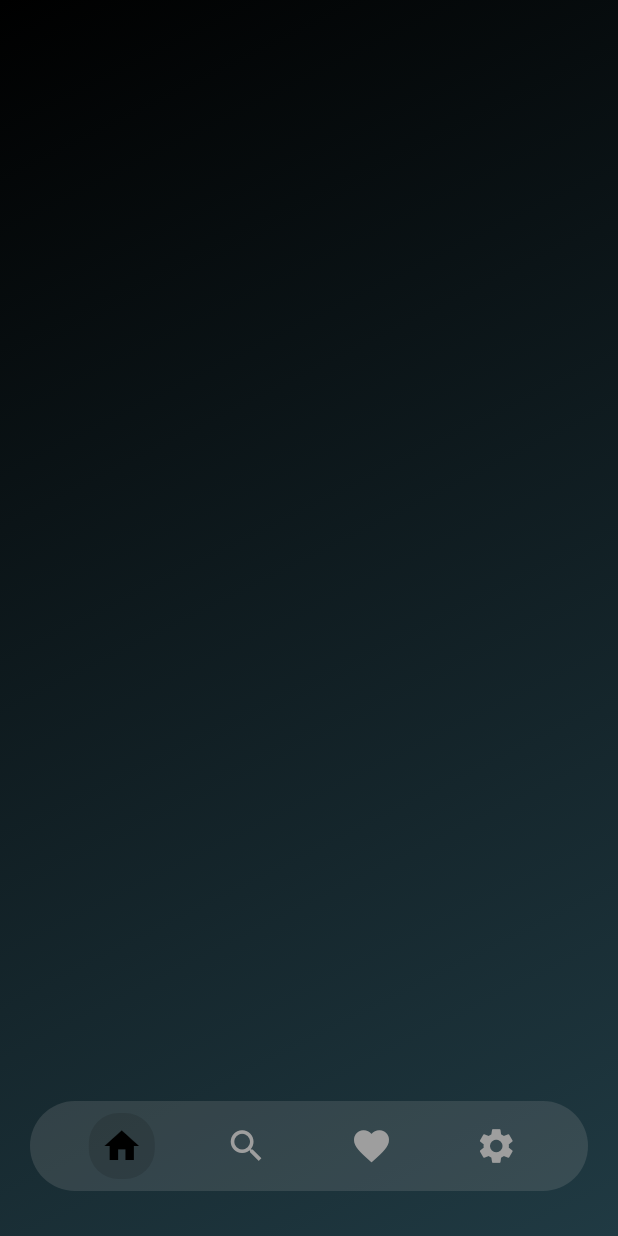
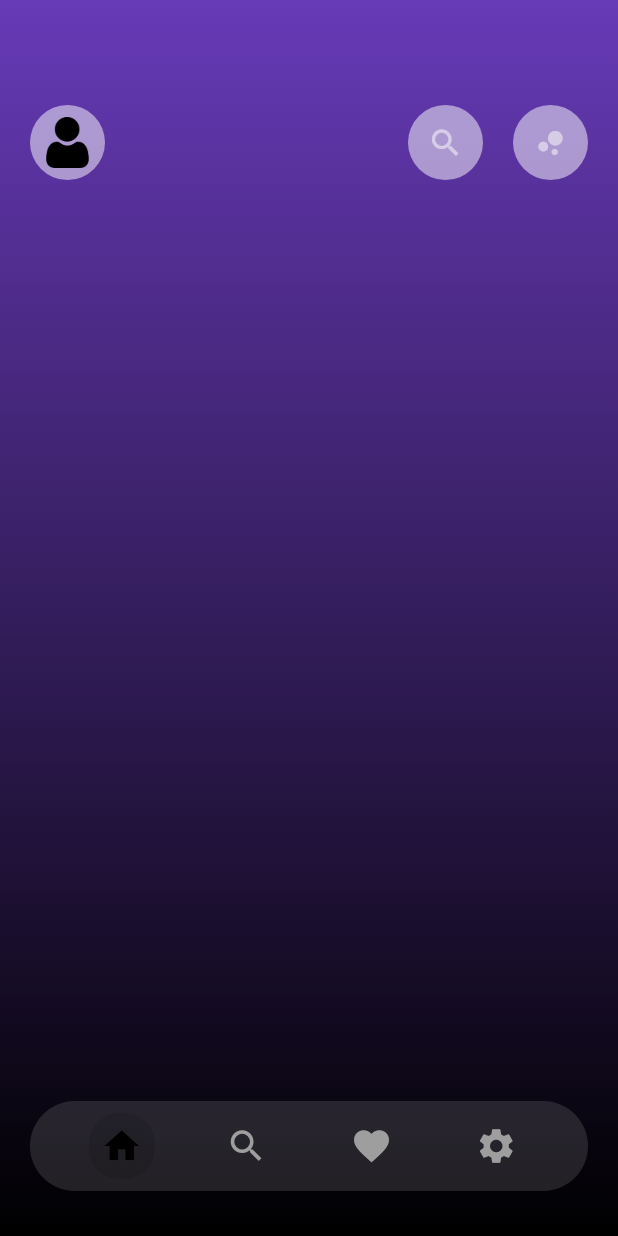
Before and after one commit to MridulSharma2552007/Bit_M, a Flutter app: the screen it shows after launch, on a phone screen of 412 x 824 dp. Run offline on Flutter 3.47's test engine with Material 3 defaults, Android fonts, the phone set to English and light mode, and no system bars; our stand-ins replace just_audio, typewritertext, video_player.

Commit message:
Refactor Home and Search screens for improved layout and user interaction; add TopFullTray and UpperTray components

```diff
--- a/lib/roots/home.dart
+++ b/lib/roots/home.dart
@@ -1,3 +1,4 @@
+import 'package:bit_m/roots/search.dart';
 import 'package:flutter/material.dart';
 
 class Home extends StatelessWidget {
@@ -5,14 +6,89 @@ class Home extends StatelessWidget {
 
   @override
   Widget build(BuildContext context) {
-    return Container(
-      decoration: BoxDecoration(
-        gradient: const LinearGradient(
-          begin: Alignment.topLeft,
-          end: Alignment.bottomRight,
-          colors: [Color(0xFF000000), Color(0xFF203A43)],
+    return Scaffold(
+      body: Container(
+        width: double.infinity,
+        height: double.infinity,
+        decoration: BoxDecoration(
+          gradient: const LinearGradient(
+            begin: Alignment.topCenter,
+            end: Alignment.bottomCenter,
+            colors: [Colors.deepPurple, Color(0xFF000000)],
+          ),
+        ),
+        child: Column(
+          children: [
+            SizedBox(height: 70),
+            Padding(
+              padding: const EdgeInsets.symmetric(horizontal: 20),
+              child: TopFullTray(),
+            ),
+          ],
         ),
       ),
     );
   }
 }
+
+class TopFullTray extends StatelessWidget {
+  const TopFullTray({super.key});
+
+  @override
+  Widget build(BuildContext context) {
+    return Row(
+      children: [
+        UpperTray(imgPath: 'lib/assets/Images/user.png', icon: null),
+        Spacer(),
+        UpperTray(
+          imgPath: null,
+          icon: Icons.search,
+          ontap: () => Navigator.push(
+            context,
+            MaterialPageRoute(builder: (context) => Search()),
+          ),
+        ),
+        SizedBox(width: 20),
+        UpperTray(imgPath: null, icon: Icons.bubble_chart),
+      ],
+    );
+  }
+}
+
+class UpperTray extends StatefulWidget {
+  final String? imgPath;
+  final IconData? icon;
+  final VoidCallback? ontap;
+  const UpperTray({
+    super.key,
+    required this.imgPath,
+    this.ontap,
+    required this.icon,
+  });
+
+  @override
+  State<UpperTray> createState() => _UpperTrayState();
+}
+
+class _UpperTrayState extends State<UpperTray> {
+  @override
+  Widget build(BuildContext context) {
+    return GestureDetector(
+      onTap: widget.ontap,
+      child: Container(
+        height: 50,
+        width: 50,
+        decoration: BoxDecoration(
+          borderRadius: BorderRadius.circular(100),
+          color: Colors.white.withValues(alpha: 0.5),
+        ),
+        child: Padding(
+          padding: const EdgeInsets.all(8.0),
+          child: widget.imgPath != null
+              ? Image.asset(widget.imgPath!)
+              : Icon(widget.icon, color: Colors.white.withValues(alpha: 0.5)),
+        ),
+      ),
+    );
+  }
+}
--- a/lib/roots/search.dart
+++ b/lib/roots/search.dart
@@ -39,7 +39,8 @@ class _SearchState extends State<Search> {
 
   @override
   Widget build(BuildContext context) {
-    return Container(
+    return Scaffold(
+      body: Container(
         decoration: BoxDecoration(
           gradient: const LinearGradient(
             begin: Alignment.topLeft,
@@ -98,6 +99,7 @@ class _SearchState extends State<Search> {
             ],
           ),
         ),
+      ),
     );
   }
 }
```
Also changed, not shown: lib/assets/Images/user.png (added). Lines whose indentation alone changed are shown as unchanged.
